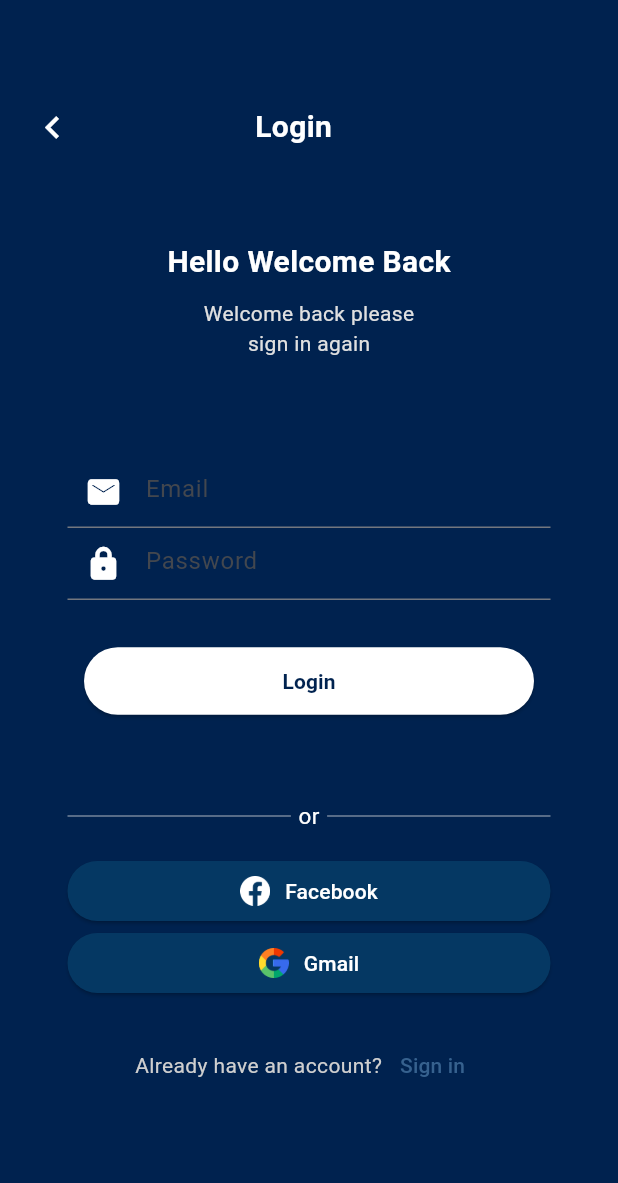
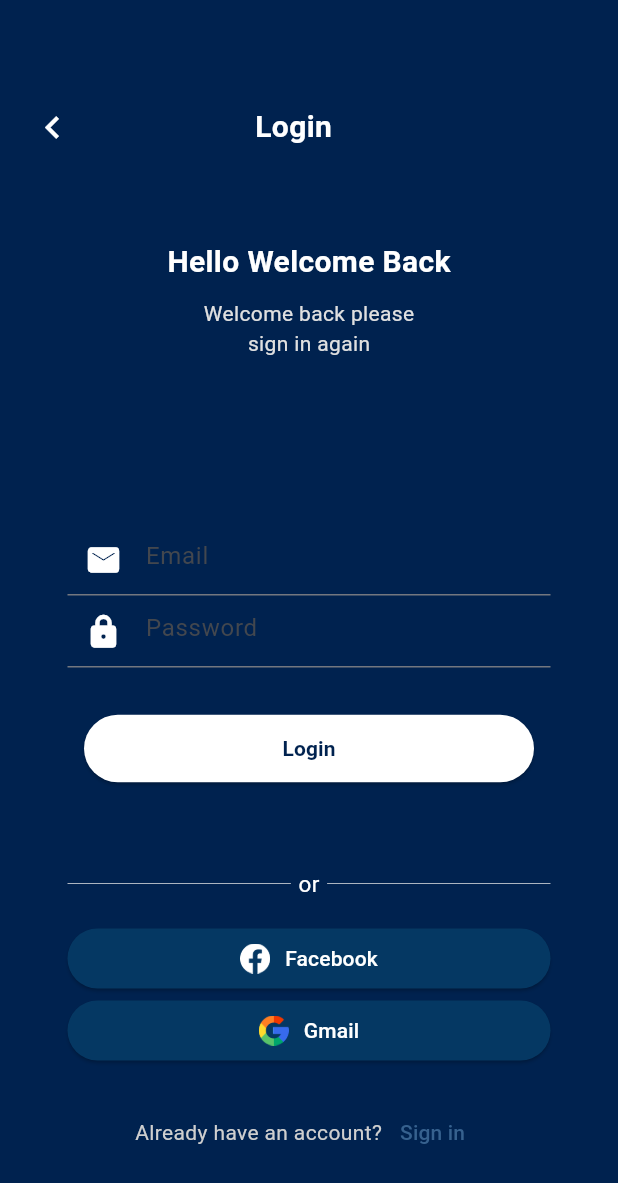
Before and after one commit to mutiaramaze/belajar_flutter_b4, a Flutter app: the screen it shows after launch, on a phone screen of 412 x 824 dp. Shown: the top 1183 px of the screen. Run offline on Flutter 3.47's test engine with Material 3 defaults, Android fonts, the phone set to English and light mode, and no system bars.

Commit message:
tugas_slicing

```diff
--- a/lib/all_tugas/tugas_slicing.dart
+++ b/lib/all_tugas/tugas_slicing.dart
@@ -59,12 +59,12 @@ class _TugasSlicingState extends State<TugasSlicing> {
             style: TextStyle(color: Colors.grey[300]),
           ),
           Text("sign in again", style: TextStyle(color: Colors.grey[300])),
-
+          SizedBox(height: 25),
           Padding(
             padding: const EdgeInsets.all(45.0),
             child: Column(
               children: [
-                Padding(padding: const EdgeInsets.all(10)),
+                Padding(padding: const EdgeInsets.all(20)),
 
                 customTextField(
                   hintText: "Email",
```
